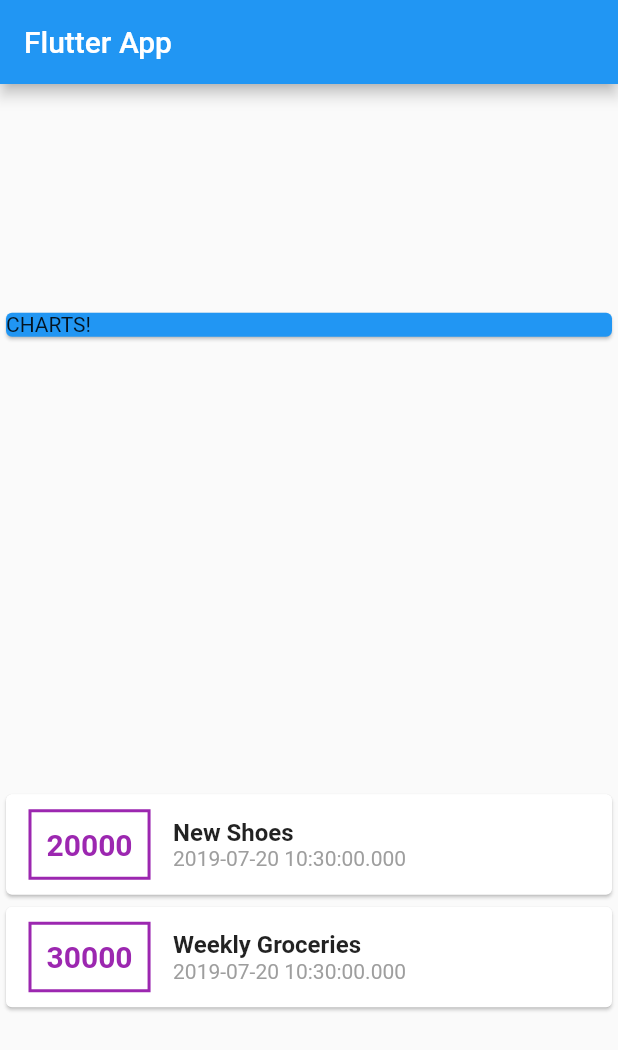
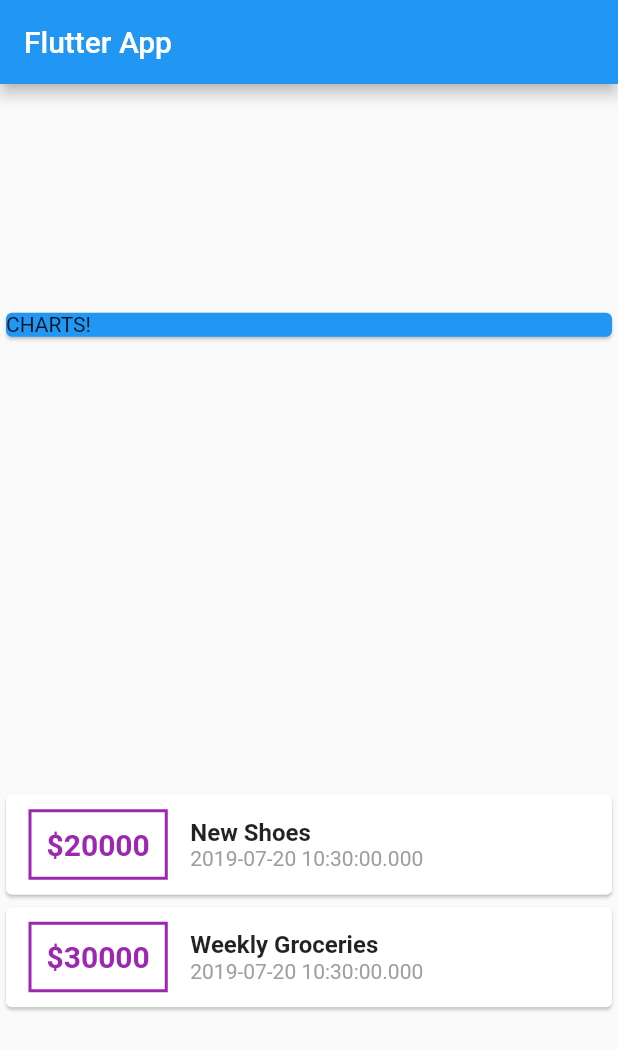
Before and after one commit to mcndoungerii/expensesApp, a Flutter app: the screen it shows after launch, on a phone screen of 412 x 824 dp. Shown: the top 1050 px of the screen. Run offline on Flutter 3.47's test engine with Material 2 defaults, Android fonts, the phone set to English and light mode, and no system bars.

```diff
--- a/lib/main.dart
+++ b/lib/main.dart
@@ -55,7 +55,7 @@ class MyHomePage extends StatelessWidget {
                         ),
                         padding: EdgeInsets.all(10),
                         child: Text(
-                        transaction.amount.toString(),
+                          '\$${transaction.amount}',
                           style: TextStyle(
                             color: Colors.purple,
                             fontSize: 20,
@@ -80,7 +80,8 @@ class MyHomePage extends StatelessWidget {
                         ],
                       )
                     ],
-                ));
+                  ),
+                );
               }).toList(),
             )
           ],
```
Lines whose indentation alone changed are shown as unchanged.
